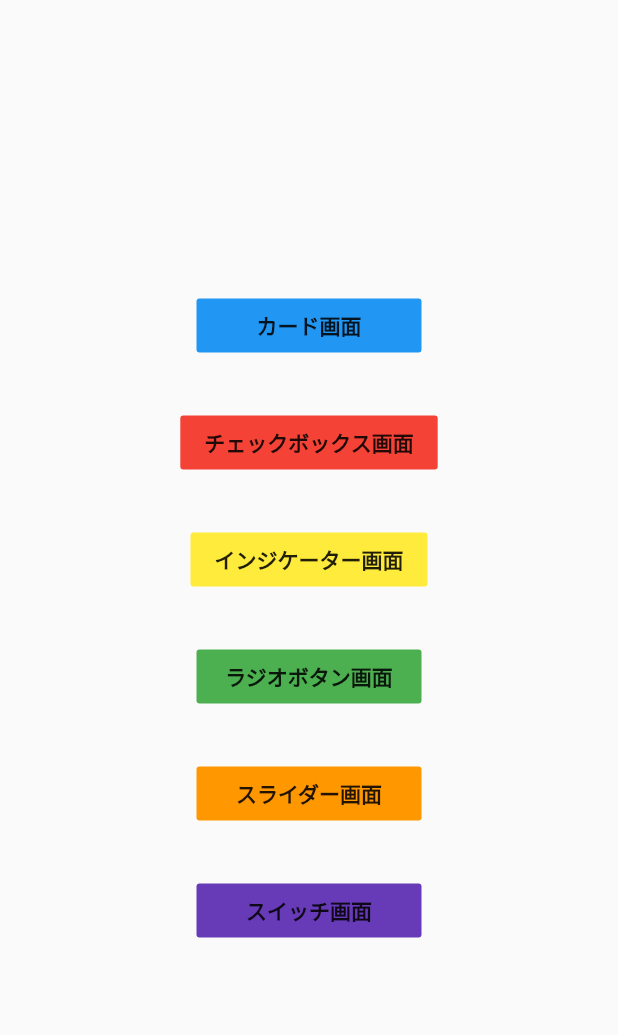
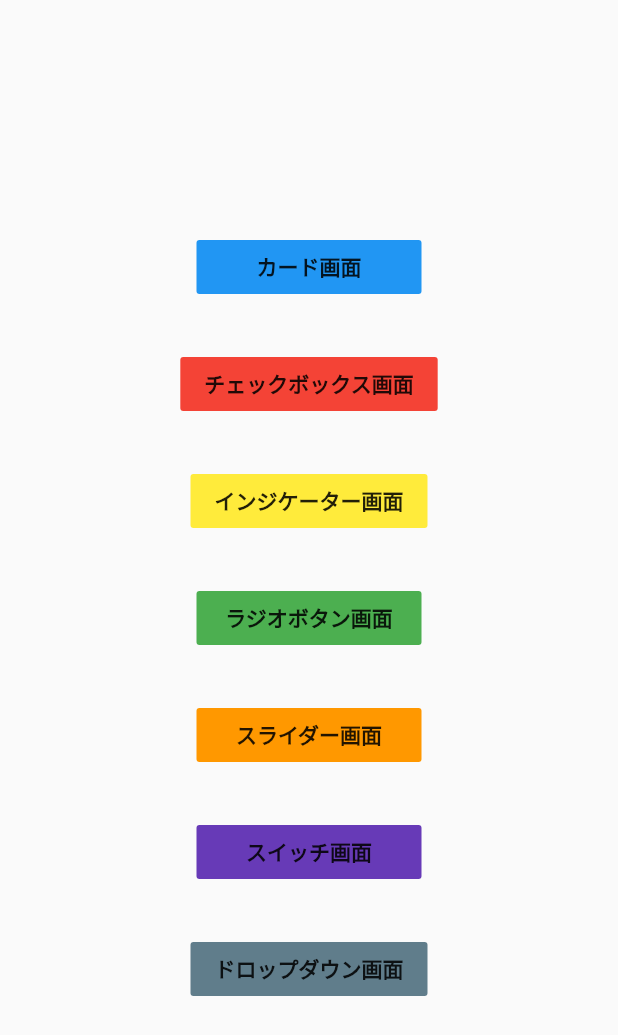
Before and after one commit to t-w-yokohama/flutter_sample, a Flutter app: the screen it shows after launch, on a phone screen of 412 x 824 dp. Shown: the top 1035 px of the screen. Run offline on Flutter 3.47's test engine with Material 2 defaults, Android fonts, the phone set to English and light mode, and no system bars.

Commit message:
ドロップダウンを実装

```diff
--- a/lib/ui/screen/home_screen.dart
+++ b/lib/ui/screen/home_screen.dart
@@ -2,6 +2,7 @@ import 'package:flutter/material.dart';
 import 'package:flutter_sample/ui/screen/card_screen.dart';
 import 'package:flutter_sample/ui/screen/check_box_screen.dart';
 import 'package:flutter_sample/ui/screen/indicator_screen.dart';
+import 'package:flutter_sample/ui/screen/drop_down_screen.dart';
 import 'package:flutter_sample/ui/screen/radio_button_screen.dart';
 import 'package:flutter_sample/ui/screen/slider_screen.dart';
 import 'package:flutter_sample/ui/screen/switch_screen.dart';
@@ -101,6 +102,21 @@ class HomeScreen extends StatelessWidget {
                 ),
               ),
             ),
+            SizedBox(
+              width: double.infinity,
+              height: 30.0,
+            ),
+            CommonWidget().button(
+              150,
+              Colors.blueGrey,
+              'ドロップダウン画面',
+              () => Navigator.push(
+                context,
+                MaterialPageRoute(
+                  builder: (context) => DropDownScreen(),
+                ),
+              ),
+            ),
           ],
         ),
       ),
```
Also changed, not shown: lib/ui/screen/drop_down_screen.dart (added, +48 -0 lines).
